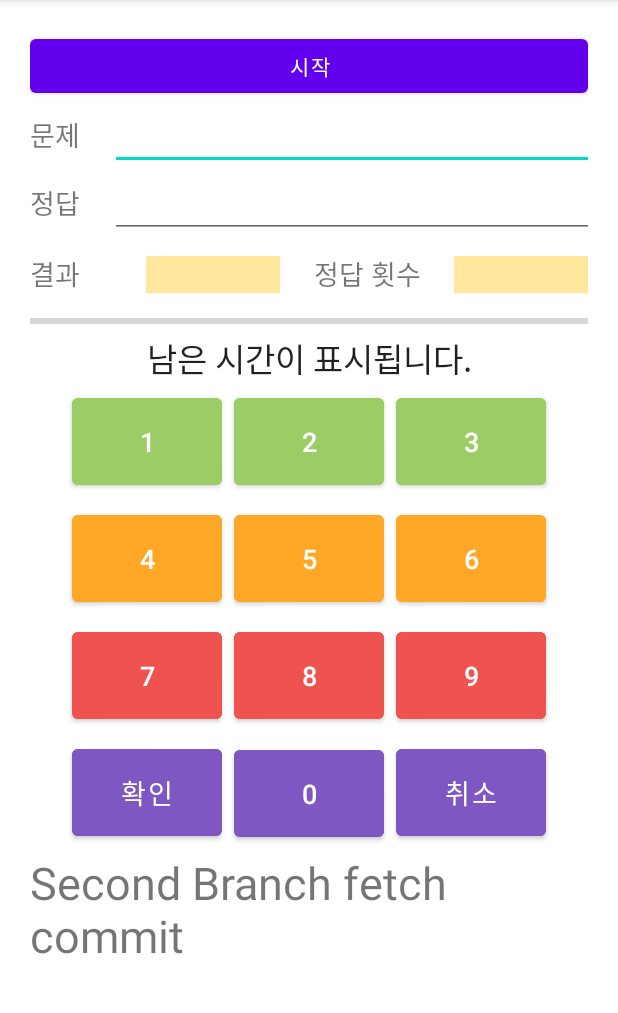
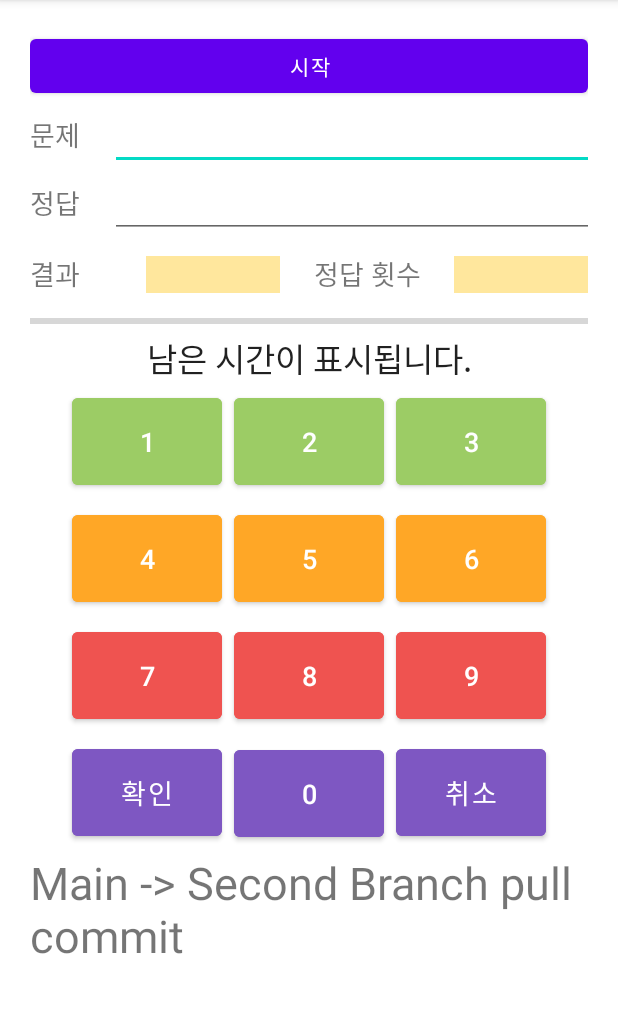
Before and after one commit to subin1004/gugudan, an Android app: the screen it shows after launch (MainActivity), on a phone screen of 412 x 824 dp, the part 84-1097 px from its top. Run offline under Robolectric (Android 15) with nearby library versions, the phone set to English and light mode, and no system bars.

Commit message:
main->second branch pull commit

```diff
--- a/app/src/main/res/layout/activity_main.xml
+++ b/app/src/main/res/layout/activity_main.xml
@@ -242,6 +242,6 @@
         android:layout_width="wrap_content"
         android:layout_height="wrap_content"
         android:textSize="30sp"
-        android:text="Second Branch fetch commit"/>
+        android:text="Main -> Second Branch pull commit"/>
 
 </LinearLayout>
```
